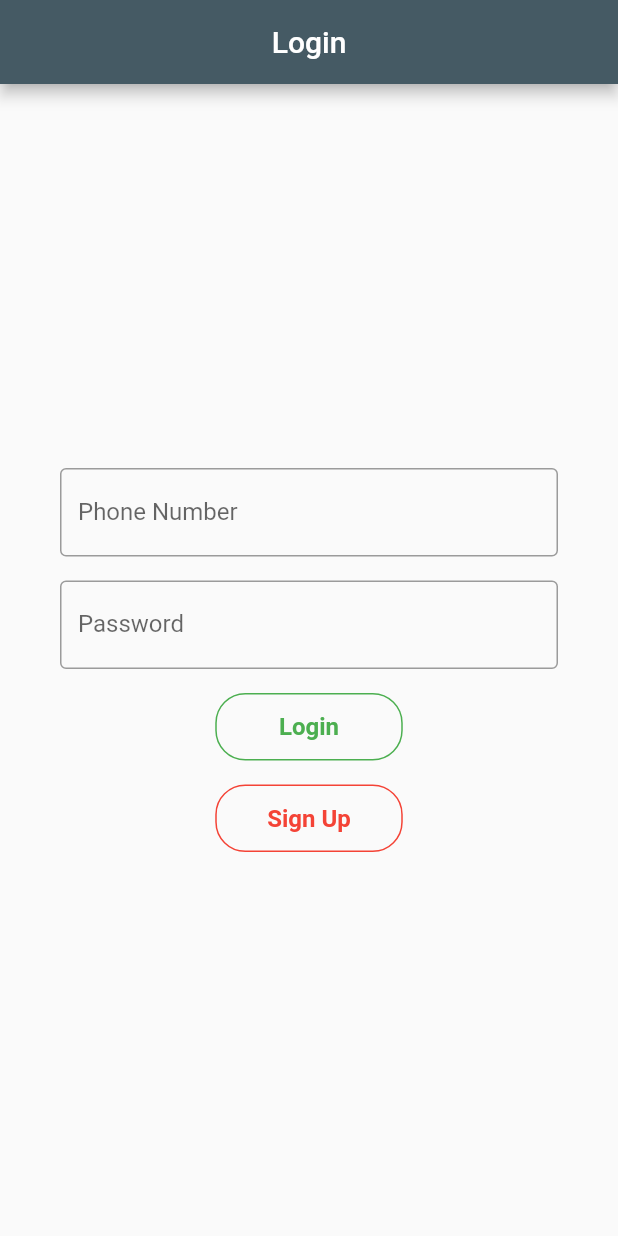
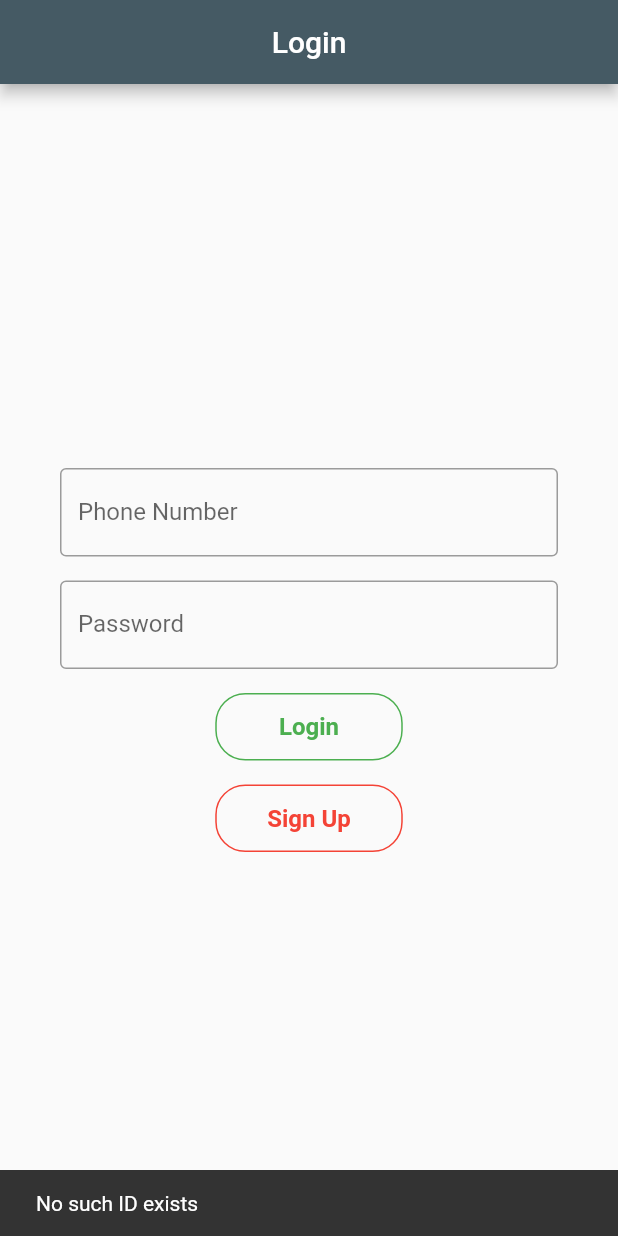
Before and after one commit to SamiK28/login, a Flutter app: the screen it shows after launch, after a tap on "Login", on a phone screen of 412 x 824 dp. Run offline on Flutter 3.47's test engine with Material 2 defaults, Android fonts, the phone set to English and light mode, and no system bars; our stand-ins replace cloud_firestore, firebase_auth; accounts and stored records are empty; network calls fail.

Commit message:
task_ready

```diff
--- a/lib/main.dart
+++ b/lib/main.dart
@@ -2,6 +2,7 @@ import 'package:flutter/material.dart';
 import 'package:cloud_firestore/cloud_firestore.dart';
 import './signupp.dart';
 
+List<DocumentSnapshot> documents = [];
 void main() => runApp(MaterialApp(
       title: 'login',
       home: MyApp(),
@@ -14,17 +15,22 @@ class MyApp extends StatefulWidget {
 }
 
 class _MyAppState extends State<MyApp> {
-  String pno,pwd;
+  String pno, pwd;
+  // Future<Null> login() async {
+  //   final QuerySnapshot result =
+  //       await notesCollectionRef.where('phone', isEqualTo: pno).getDocuments();
+  //   documents = result.documents;
 
+  //   documents.length == 0
+  //       ? show1(context)
+  //       : checkpass()
+  //           ? Navigator.push(
+  //               context,
+  //               MaterialPageRoute(builder: (context) => New2()),
+  //             )
+  //           : show2(context);
+  // }
 
-  Future<Null> login()async{
-    final QuerySnapshot result =
-        await notesCollectionRef.where('phone', isEqualTo: pno).getDocuments();
-    final List<DocumentSnapshot> documents = result.documents;
-    if () {
-
-    }
-  }
   @override
   Widget build(BuildContext context) {
     return Scaffold(
@@ -33,16 +39,20 @@ class _MyAppState extends State<MyApp> {
           centerTitle: true,
           backgroundColor: Colors.blueGrey.shade700,
         ),
-      body: Container(
+        body: Builder(
+          builder: (context) {
+            return Container(
               child: Column(
                 mainAxisAlignment: MainAxisAlignment.center,
                 crossAxisAlignment: CrossAxisAlignment.center,
                 children: <Widget>[
                   Padding(
-              padding: const EdgeInsets.symmetric(horizontal: 40, vertical: 8),
+                    padding:
+                        const EdgeInsets.symmetric(horizontal: 40, vertical: 8),
                     child: TextField(
-                onChanged: (v){
-                  pno=v;
+                      onChanged: (v) {
+                        pno = v;
+                        pno = '+91' + pno;
                       },
                       keyboardType: TextInputType.phone,
                       decoration: InputDecoration(
@@ -53,10 +63,11 @@ class _MyAppState extends State<MyApp> {
                     ),
                   ),
                   Padding(
-              padding: const EdgeInsets.symmetric(horizontal: 40, vertical: 8),
+                    padding:
+                        const EdgeInsets.symmetric(horizontal: 40, vertical: 8),
                     child: TextField(
-                onChanged: (v){
-                  pwd=v;
+                      onChanged: (v) {
+                        pwd = v;
                       },
                       decoration: InputDecoration(
                         border: OutlineInputBorder(),
@@ -72,12 +83,26 @@ class _MyAppState extends State<MyApp> {
                       height: 45,
                       width: 125,
                       child: OutlineButton(
-                  onPressed: () {
-                    login();
+                        onPressed: () async {
+                          final QuerySnapshot result = await notesCollectionRef
+                              .where('phone', isEqualTo: pno)
+                              .getDocuments();
+                          documents = result.documents;
+
+                          documents.length == 0
+                              ? show1(context)
+                              : checkpass()
+                                  ? Navigator.push(
+                                      context,
+                                      MaterialPageRoute(
+                                          builder: (context) => New2()),
+                                    )
+                                  : show2(context);
                         },
                         child: Text(
                           'Login',
-                    style: TextStyle(fontSize: 16, fontWeight: FontWeight.w600),
+                          style: TextStyle(
+                              fontSize: 16, fontWeight: FontWeight.w600),
                         ),
                         color: Colors.white,
                         borderSide: BorderSide(color: Colors.green),
@@ -103,7 +128,8 @@ class _MyAppState extends State<MyApp> {
                         },
                         child: Text(
                           'Sign Up',
-                    style: TextStyle(fontSize: 16, fontWeight: FontWeight.w600),
+                          style: TextStyle(
+                              fontSize: 16, fontWeight: FontWeight.w600),
                         ),
                         color: Colors.white,
                         borderSide: BorderSide(color: Colors.red),
@@ -115,9 +141,44 @@ class _MyAppState extends State<MyApp> {
                       ),
                     ),
                   ),
-
                 ],
               ),
+            );
+          },
+        ));
+  }
+
+  void show1(BuildContext context) {
+    Scaffold.of(context).showSnackBar(SnackBar(
+      content: Text('No such ID exists'),
+      duration: Duration(seconds: 4),
+    ));
+  }
+
+  void show2(BuildContext context) {
+    Scaffold.of(context).showSnackBar(SnackBar(
+      content: Text('Wrong Password'),
+      duration: Duration(seconds: 4),
+    ));
+  }
+
+  bool checkpass() {
+    print(documents[0].data);
+    return documents[0].data["password"].toString() == pwd ? true : false;
+  }
+}
+
+class New2 extends StatefulWidget {
+  @override
+  _New2State createState() => _New2State();
+}
+
+class _New2State extends State<New2> {
+  @override
+  Widget build(BuildContext context) {
+    return Scaffold(
+      body: Center(
+        child: Text('hello'),
       ),
     );
   }
```
Also changed, not shown: lib/signupp.dart (+4 -9 lines). Lines whose indentation alone changed are shown as unchanged.
